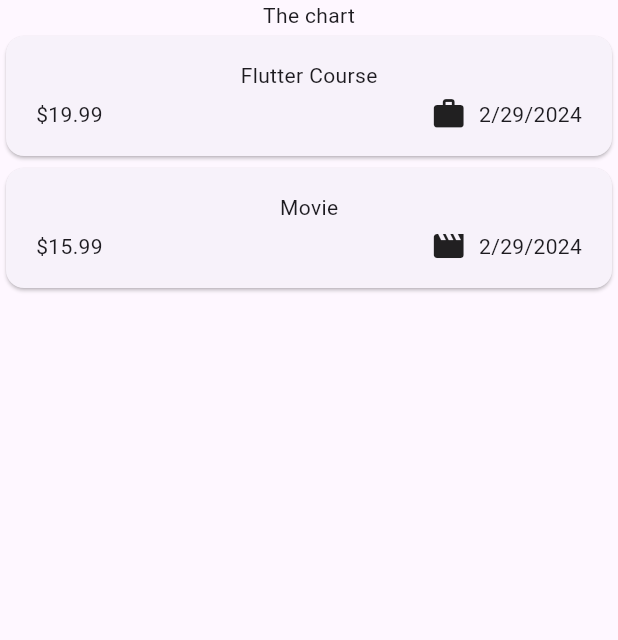
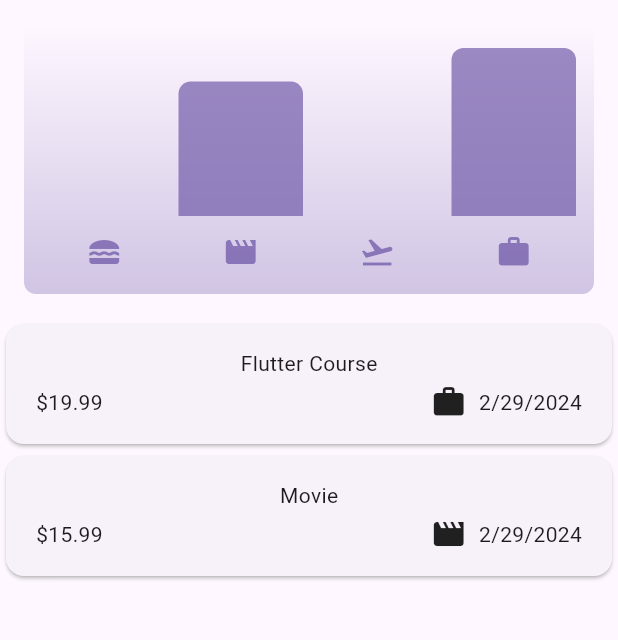
Before and after one commit to Faysal-Ibnea-Hasan/Expense-Tracker, a Flutter app: the screen it shows after launch, on a phone screen of 412 x 824 dp, the part 84-724 px from its top. Run offline on Flutter 3.47's test engine with Material 3 defaults, Android fonts, the phone set to English and light mode, and no system bars.

Commit message:
chart and theme added

```diff
--- a/lib/main.dart
+++ b/lib/main.dart
@@ -3,9 +3,13 @@ import 'package:flutter/material.dart';
 
 void main() {
   runApp(
-    const MaterialApp(
+    MaterialApp(
+      darkTheme: ThemeData.dark(useMaterial3: true).copyWith(
+        scaffoldBackgroundColor: const Color.fromARGB(255, 181, 213, 240),
+      ),
+      theme: ThemeData.light(useMaterial3: true),
       debugShowCheckedModeBanner: false,
-      home: Expense(),
+      home: const Expense(),
     ),
   );
 }
--- a/lib/models/expenses.dart
+++ b/lib/models/expenses.dart
@@ -39,3 +39,23 @@ class Expenses {
     return formatter.format(date);
   }
 }
+
+class ExpenseBucket {
+  const ExpenseBucket({
+    required this.category,
+    required this.expenses,
+  });
+  ExpenseBucket.forCategory(List<Expenses> allExpense, this.category): expenses = allExpense
+  .where((expense) => expense.category == category)
+  .toList();
+  final Category category;
+  final List<Expenses> expenses;
+
+  double get totalExpenses {
+    double sum = 0;
+    for (final expense in expenses){
+      sum = sum + expense.amount;
+    }
+    return sum;
+  }
+}
--- /dev/null
+++ b/lib/widgets/chart/chart.dart
@@ -0,0 +1,95 @@
+import 'package:flutter/material.dart';
+
+import 'package:expense_tracker/widgets/chart/chart_bar.dart';
+import 'package:expense_tracker/models/expenses.dart';
+
+class Chart extends StatelessWidget {
+  const Chart({super.key, required this.expenses});
+
+  final List<Expenses> expenses;
+
+  List<ExpenseBucket> get buckets {
+    return [
+      ExpenseBucket.forCategory(expenses, Category.food),
+      ExpenseBucket.forCategory(expenses, Category.leisure),
+      ExpenseBucket.forCategory(expenses, Category.travel),
+      ExpenseBucket.forCategory(expenses, Category.work),
+    ];
+  }
+
+  double get maxTotalExpense {
+    double maxTotalExpense = 0;
+
+    for (final bucket in buckets) {
+      if (bucket.totalExpenses > maxTotalExpense) {
+        maxTotalExpense = bucket.totalExpenses;
+      }
+    }
+
+    return maxTotalExpense;
+  }
+
+  @override
+  Widget build(BuildContext context) {
+    final isDarkMode =
+        MediaQuery.of(context).platformBrightness == Brightness.dark;
+    return Container(
+      margin: const EdgeInsets.all(16),
+      padding: const EdgeInsets.symmetric(
+        vertical: 16,
+        horizontal: 8,
+      ),
+      width: double.infinity,
+      height: 180,
+      decoration: BoxDecoration(
+        borderRadius: BorderRadius.circular(8),
+        gradient: LinearGradient(
+          colors: [
+            Theme.of(context).colorScheme.primary.withOpacity(0.3),
+            Theme.of(context).colorScheme.primary.withOpacity(0.0)
+          ],
+          begin: Alignment.bottomCenter,
+          end: Alignment.topCenter,
+        ),
+      ),
+      child: Column(
+        children: [
+          Expanded(
+            child: Row(
+              crossAxisAlignment: CrossAxisAlignment.end,
+              children: [
+                for (final bucket in buckets) // alternative to map()
+                  ChartBar(
+                    fill: bucket.totalExpenses == 0
+                        ? 0
+                        : bucket.totalExpenses / maxTotalExpense,
+                  )
+              ],
+            ),
+          ),
+          const SizedBox(height: 12),
+          Row(
+            children: buckets
+                .map(
+                  (bucket) => Expanded(
+                    child: Padding(
+                      padding: const EdgeInsets.symmetric(horizontal: 4),
+                      child: Icon(
+                        categoryIcons[bucket.category],
+                        color: isDarkMode
+                            ? Theme.of(context).colorScheme.secondary
+                            : Theme.of(context)
+                                .colorScheme
+                                .primary
+                                .withOpacity(0.7),
+                      ),
+                    ),
+                  ),
+                )
+                .toList(),
+          )
+        ],
+      ),
+    );
+  }
+}
--- /dev/null
+++ b/lib/widgets/chart/chart_bar.dart
@@ -0,0 +1,34 @@
+import 'package:flutter/material.dart';
+
+class ChartBar extends StatelessWidget {
+  const ChartBar({
+    super.key,
+    required this.fill,
+  });
+
+  final double fill;
+
+  @override
+  Widget build(BuildContext context) {
+    final isDarkMode =
+        MediaQuery.of(context).platformBrightness == Brightness.dark;
+    return Expanded(
+      child: Padding(
+        padding: const EdgeInsets.symmetric(horizontal: 4),
+        child: FractionallySizedBox(
+          heightFactor: fill,
+          child: DecoratedBox(
+            decoration: BoxDecoration(
+              shape: BoxShape.rectangle,
+              borderRadius:
+                  const BorderRadius.vertical(top: Radius.circular(8)),
+              color: isDarkMode
+                  ? Theme.of(context).colorScheme.secondary
+                  : Theme.of(context).colorScheme.primary.withOpacity(0.65),
+            ),
+          ),
+        ),
+      ),
+    );
+  }
+}
--- a/lib/widgets/statefull/expense.dart
+++ b/lib/widgets/statefull/expense.dart
@@ -1,4 +1,5 @@
 import 'package:expense_tracker/models/expenses.dart';
+import 'package:expense_tracker/widgets/chart/chart.dart';
 import 'package:expense_tracker/widgets/statefull/expense_overlay.dart';
 import 'package:expense_tracker/widgets/stateless/expense_list.dart';
 import 'package:flutter/material.dart';
@@ -96,7 +97,7 @@ class _ExpenseState extends State<Expense> {
       ),
       body: Column(
         children: [
-          const Text('The chart'),
+          Chart(expenses: _registeredExpenses),
           Expanded(
             child: mainContent,
           ),
```
